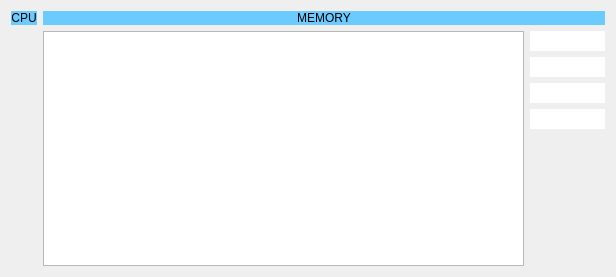
Before: the Qt Designer form ui/watcher.ui in dotkoval/xpeccy-plus, drawn with Qt 5.
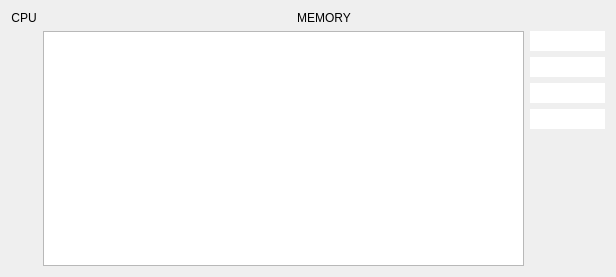
After: the same form once the commit is applied. Icons and pictures are not drawn.

Commit message: debuga: colours a style sheet cannot reach follow the style too

```diff
--- a/ui/watcher.ui
+++ b/ui/watcher.ui
@@ -18,9 +18,6 @@
     <layout class="QVBoxLayout" name="verticalLayout" stretch="0,0,0">
      <item>
       <widget class="QLabel" name="label_15">
-       <property name="styleSheet">
-        <string notr="true">background-color: rgb(107, 203, 255);</string>
-       </property>
        <property name="text">
         <string>CPU</string>
        </property>
@@ -51,9 +48,6 @@
     <layout class="QVBoxLayout" name="verticalLayout_3" stretch="0,10">
      <item>
       <widget class="QLabel" name="label_14">
-       <property name="styleSheet">
-        <string notr="true">background-color: rgb(107, 203, 255);</string>
-       </property>
        <property name="text">
         <string>MEMORY</string>
        </property>
```
The commit also changes 10 other files.
